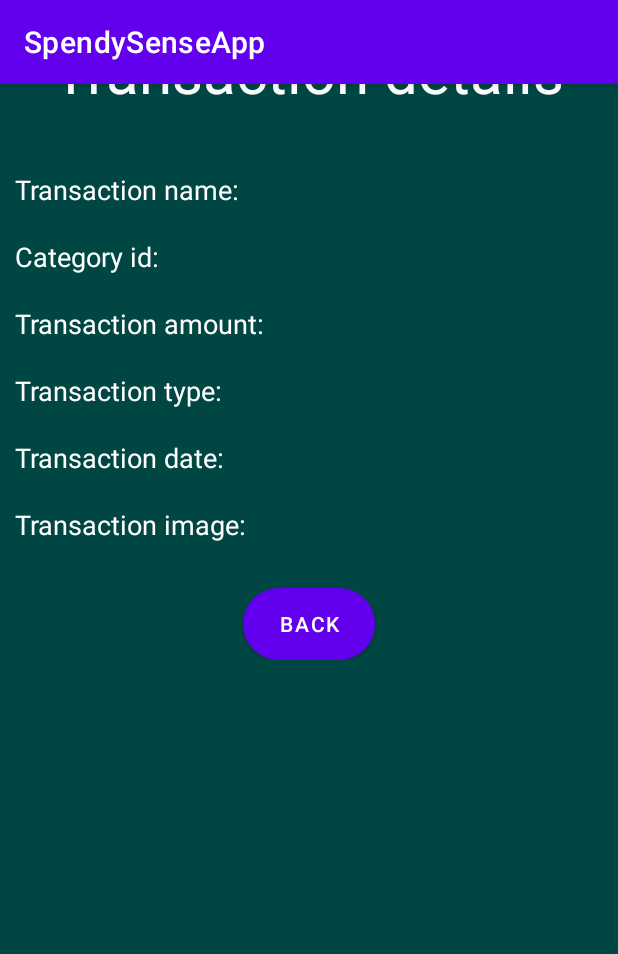
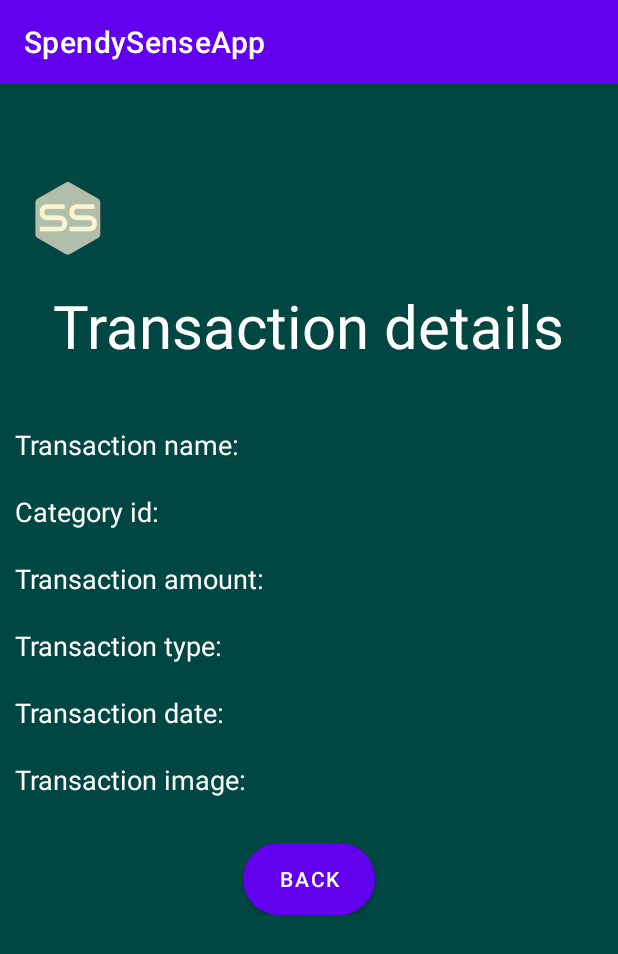
Before and after one commit to ST10385543/SpendySenseApp, an Android app: the TransactionDetailsActivity screen opened directly, with no data from a screen before it, on a phone screen of 412 x 824 dp. Shown: the top 954 px of the screen. Run offline under Robolectric (Android 15) with nearby library versions, the phone set to English and light mode, and no system bars; our stand-ins replace Room's generated code.

```diff
--- a/app/src/main/java/com/example/spendysenseapp/Adapter/TransactionAdapter.kt
+++ b/app/src/main/java/com/example/spendysenseapp/Adapter/TransactionAdapter.kt
@@ -39,7 +39,6 @@ class TransactionAdapter(private var transactionList: MutableList<Transaction>)
         holder.transactionName.text = transaction.name
         holder.transactionDate.text = formatDate(transaction.DateCreated)
         holder.transactionAmount.text = "%.2f".format(transaction.amount)
-
         holder.viewButton.setOnClickListener {
             val context = holder.itemView.context
             val intent = Intent(context, TransactionDetailsActivity::class.java).apply {
--- a/app/src/main/java/com/example/spendysenseapp/ui/home/HomeFragment.kt
+++ b/app/src/main/java/com/example/spendysenseapp/ui/home/HomeFragment.kt
@@ -61,7 +61,6 @@ class HomeFragment : Fragment() {
 
     override fun onViewCreated(view: View, savedInstanceState: Bundle?) {
         super.onViewCreated(view, savedInstanceState)
-
 
         sessionManager = SessionManager.getInstance(requireContext())
 
@@ -130,9 +129,6 @@ class HomeFragment : Fragment() {
 
     private fun setCurrentMonth(){
         val calendar = Calendar.getInstance()
-        val currentMonth = "%02d".format(
-            calendar.get(Calendar.MONTH) + 1
-        )
         val monthString = SimpleDateFormat("MMMM", Locale.getDefault()).format(calendar.time)
         binding.currentMonthTv.text = "${monthString}"
     }
--- a/app/src/main/res/layout/activity_transaction_details.xml
+++ b/app/src/main/res/layout/activity_transaction_details.xml
@@ -8,11 +8,19 @@
     android:layout_height="match_parent"
     android:orientation="vertical"
     tools:context=".TransactionDetailsActivity"
+    android:paddingBottom="56dp"
+    android:paddingTop="100dp"
     android:background="#004643">
     <LinearLayout
         android:layout_width="match_parent"
         android:layout_height="wrap_content"
         android:orientation="vertical">
+        <ImageView
+            android:layout_width="50dp"
+            android:layout_height="50dp"
+            android:layout_marginStart="20dp"
+            android:layout_marginTop="20dp"
+            android:src="@drawable/spendysense_logo_png"/>
         <TextView
             android:layout_width="wrap_content"
             android:layout_height="wrap_content"
@@ -133,6 +141,7 @@
                 android:layout_width="wrap_content"
                 android:layout_height="wrap_content"
                 android:layout_margin="10dp"
+                android:layout_gravity="center_horizontal"
                 android:textColor="#FFFFFF"
                 android:textSize="18sp"/>
         </LinearLayout>
```
Also changed, not shown: app/src/main/java/com/example/spendysenseapp/TransactionDetailsActivity.kt (+46 -2 lines), app/src/main/res/layout/transaction_list_item.xml (+7 -4 lines).
